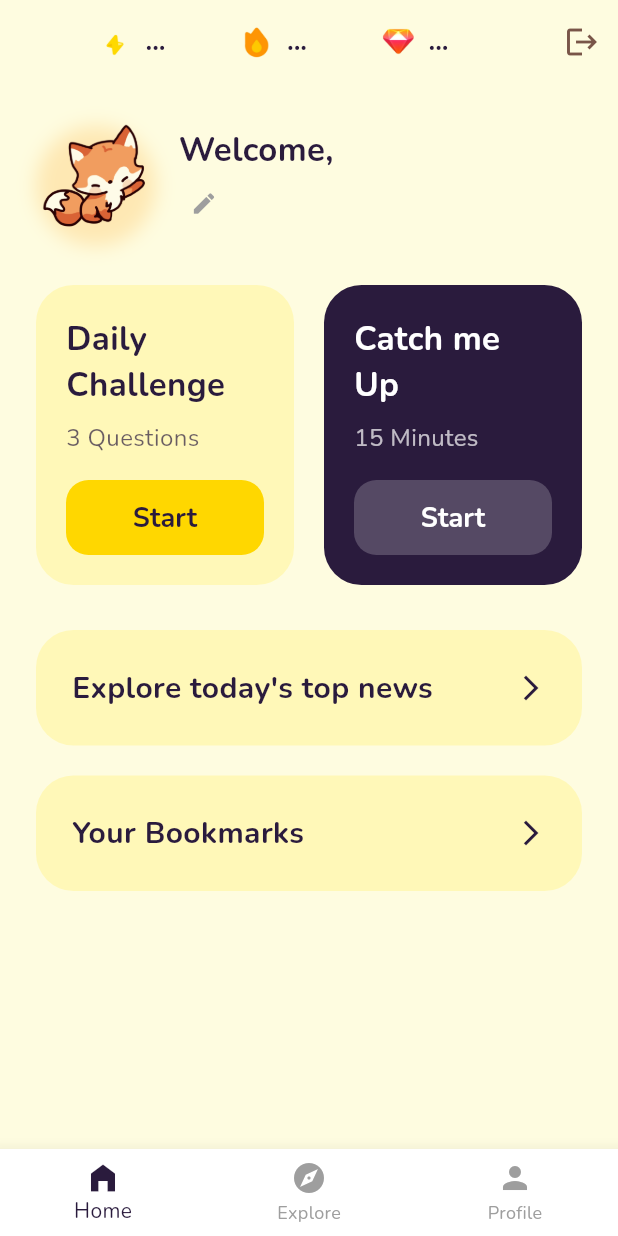
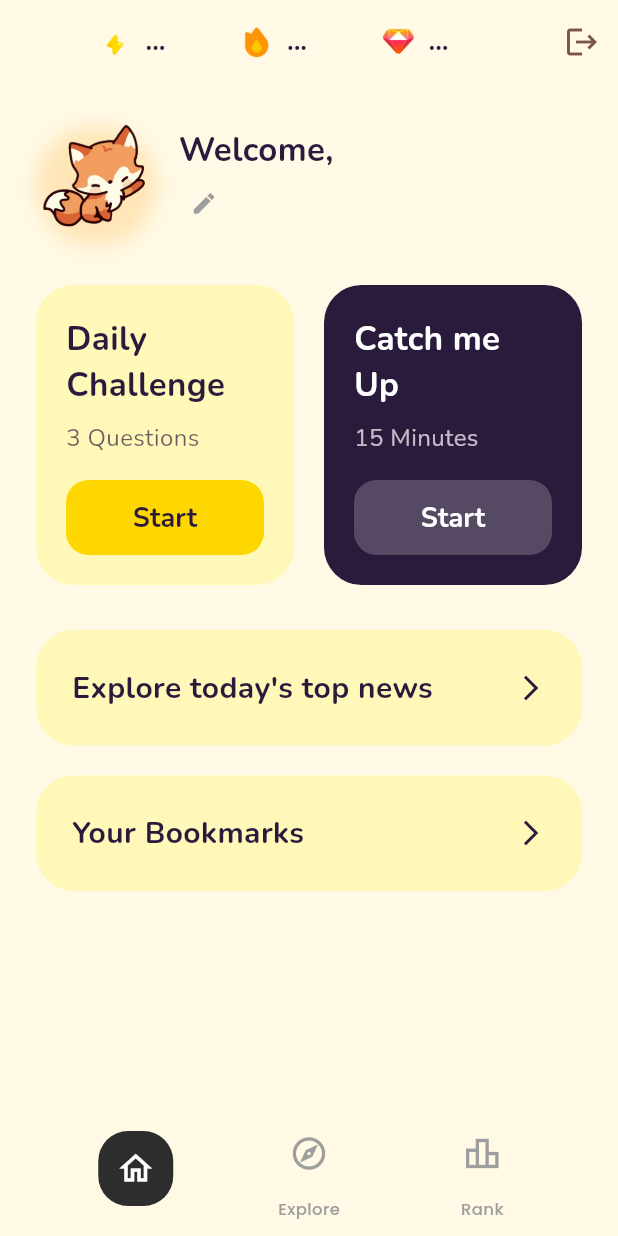
Before and after one commit to Tanusha-Srinivasan2/KeepUp, a Flutter app: the LandingPage screen opened directly, on a phone screen of 412 x 824 dp. Run offline on Flutter 3.47's test engine with Material 3 defaults, Android fonts, the phone set to English and light mode, and no system bars; our stand-ins replace firebase_core, flutter_card_swiper, flutter_tts, google_fonts, google_sign_in, shared_preferences and 1 more; accounts and stored records are empty; network calls fail.

Commit message:
Polished nav bar

```diff
--- a/keep_up_hackathon/keep_up_app/lib/screens/landing_page.dart
+++ b/keep_up_hackathon/keep_up_app/lib/screens/landing_page.dart
@@ -63,7 +63,6 @@ class _LandingPageState extends State<LandingPage> {
     }
   }
 
-  // ✅ UPDATED: Modified to return Future so RefreshIndicator knows when it's done
   Future<void> _fetchUserData() async {
     final prefs = await SharedPreferences.getInstance();
     String? userId = prefs.getString('user_id');
@@ -82,7 +81,6 @@ class _LandingPageState extends State<LandingPage> {
     setState(() => username = storedName ?? "Reader");
 
     try {
-      // Add a random param to prevent caching if needed, though usually not required for GET
       final url = Uri.parse('http://10.0.2.2:8080/api/news/user/$userId');
       final response = await http.get(url);
 
@@ -347,7 +345,10 @@ class _LandingPageState extends State<LandingPage> {
   @override
   Widget build(BuildContext context) {
     return Scaffold(
+      backgroundColor: const Color(0xFFFFF9E5),
       appBar: AppBar(
+        backgroundColor: Colors.transparent,
+        elevation: 0,
         actions: [
           IconButton(
             icon: const Icon(Icons.logout, color: Colors.brown),
@@ -376,14 +377,12 @@ class _LandingPageState extends State<LandingPage> {
           ],
         ),
       ),
-      // ✅ ADDED REFRESH INDICATOR HERE
       body: RefreshIndicator(
-        onRefresh: _fetchUserData, // Pull down triggers this
+        onRefresh: _fetchUserData,
         color: KeepUpApp.primaryYellow,
         backgroundColor: Colors.white,
         child: SingleChildScrollView(
-          physics:
-              const AlwaysScrollableScrollPhysics(), // Ensures you can scroll even if content is short
+          physics: const AlwaysScrollableScrollPhysics(),
           padding: const EdgeInsets.all(24.0),
           child: Column(
             crossAxisAlignment: CrossAxisAlignment.start,
@@ -513,20 +512,59 @@ class _LandingPageState extends State<LandingPage> {
           ),
         ),
       ),
-      bottomNavigationBar: BottomNavigationBar(
-        items: const <BottomNavigationBarItem>[
-          BottomNavigationBarItem(icon: Icon(Icons.home_filled), label: 'Home'),
-          BottomNavigationBarItem(icon: Icon(Icons.explore), label: 'Explore'),
-          BottomNavigationBarItem(icon: Icon(Icons.person), label: 'Profile'),
+      // ✅ NAV BAR WITH NO SHADOW
+      bottomNavigationBar: Container(
+        height: 90,
+        decoration: const BoxDecoration(
+          color: Color(0xFFFFF9E5), // Matches Scaffold Background
+          borderRadius: BorderRadius.vertical(top: Radius.circular(35)),
+          // NO SHADOW HERE
+        ),
+        child: Row(
+          mainAxisAlignment: MainAxisAlignment.spaceEvenly,
+          children: [
+            _buildNavItem(Icons.home_outlined, "Home", 0),
+            _buildNavItem(Icons.explore_outlined, "Explore", 1),
+            _buildNavItem(Icons.leaderboard_outlined, "Rank", 2),
+          ],
+        ),
+      ),
+    );
+  }
+
+  Widget _buildNavItem(IconData icon, String label, int index) {
+    bool isSelected = _selectedIndex == index;
+    return GestureDetector(
+      onTap: () => _onItemTapped(index),
+      child: Column(
+        mainAxisAlignment: MainAxisAlignment.center,
+        children: [
+          Container(
+            padding: const EdgeInsets.all(12),
+            decoration: isSelected
+                ? BoxDecoration(
+                    color: const Color(0xFF2D2D2D),
+                    borderRadius: BorderRadius.circular(20),
+                  )
+                : null,
+            child: Icon(
+              icon,
+              color: isSelected ? Colors.white : Colors.grey,
+              size: 26,
+            ),
+          ),
+          if (!isSelected) ...[
+            const SizedBox(height: 4),
+            Text(
+              label,
+              style: GoogleFonts.poppins(
+                fontSize: 11,
+                color: Colors.grey,
+                fontWeight: FontWeight.w500,
+              ),
+            ),
+          ],
         ],
-        currentIndex: _selectedIndex,
-        selectedItemColor: KeepUpApp.textColor,
-        unselectedItemColor: Colors.grey,
-        showUnselectedLabels: true,
-        onTap: _onItemTapped,
-        backgroundColor: Colors.white,
-        elevation: 10,
-        type: BottomNavigationBarType.fixed,
       ),
     );
   }
```
Also changed, not shown: keep_up_hackathon/keep_up_app/lib/screens/category_screen.dart (+62 -55 lines), keep_up_hackathon/keep_up_app/lib/screens/home_screen.dart (+60 -49 lines).
